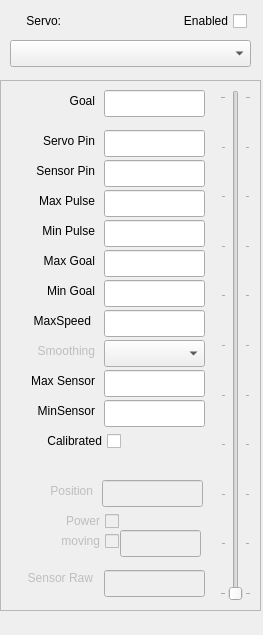
Before: the Qt Designer form inmoov_bringup/tools/trainer/trainer.ui in alansrobotlab/inmoov_ros, drawn with Qt 5.
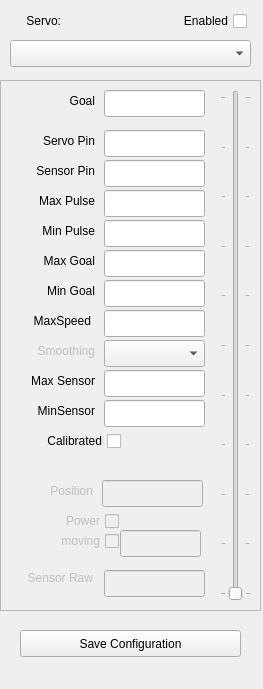
After: the same form once the commit is applied.

Commit message:
trainer update; framework updates
this breaks almost everything else, but loads and saves config.yaml

What changed in the file:
```diff
--- a/inmoov_bringup/tools/trainer/trainer.ui
+++ b/inmoov_bringup/tools/trainer/trainer.ui
@@ -7,7 +7,7 @@
     <x>0</x>
     <y>0</y>
     <width>263</width>
-    <height>635</height>
+    <height>689</height>
    </rect>
   </property>
   <property name="windowTitle">
@@ -565,6 +565,19 @@
      <string>Enabled</string>
     </property>
    </widget>
+   <widget class="QPushButton" name="btnWriteConfiguration">
+    <property name="geometry">
+     <rect>
+      <x>20</x>
+      <y>630</y>
+      <width>221</width>
+      <height>27</height>
+     </rect>
+    </property>
+    <property name="text">
+     <string>Save Configuration</string>
+    </property>
+   </widget>
   </widget>
   <widget class="QStatusBar" name="statusbar">
    <property name="sizeGripEnabled">
```
The commit also changes 10 other files.
